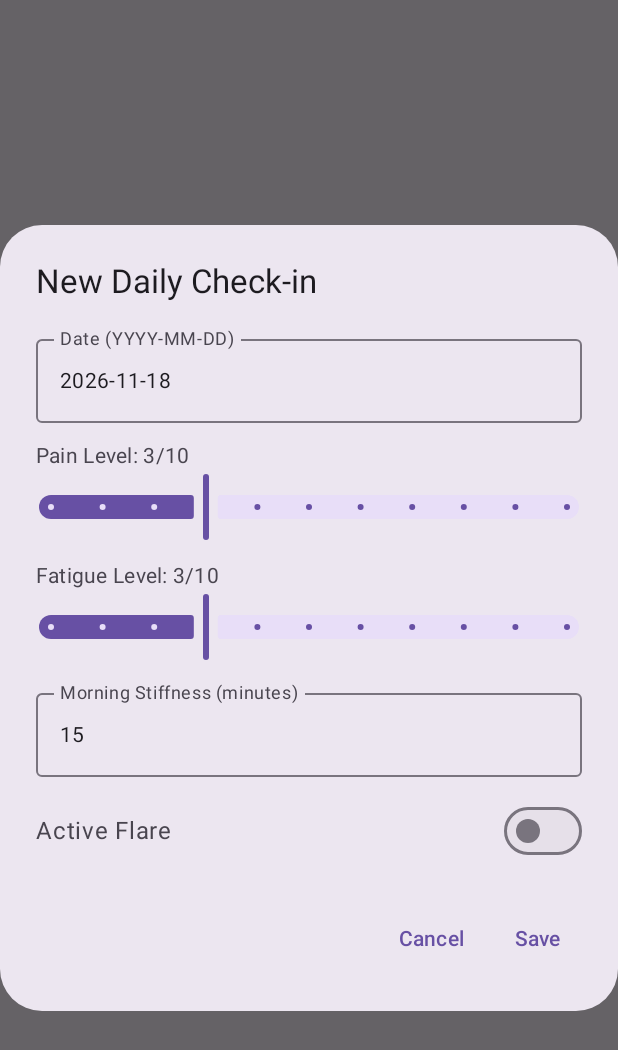
After one commit to Fhree/Enthes, an Android app built with Jetpack Compose: the composable QuickCheckinDialog shown on its own in the app's theme, on a phone screen of 412 x 824 dp. The commit adds this screen. Shown: the top 1050 px of the screen. Run offline under Robolectric (Android 15) with nearby library versions, the phone set to English and light mode, and no system bars.

Commit message:
feat(presentation): add quick check-in input dialog with floating action button

```diff
--- a/shared/src/commonMain/kotlin/com/enthes/presentation/dashboard/DashboardScreen.kt
+++ b/shared/src/commonMain/kotlin/com/enthes/presentation/dashboard/DashboardScreen.kt
@@ -8,6 +8,7 @@ import androidx.compose.foundation.layout.padding
 import androidx.compose.foundation.lazy.LazyColumn
 import androidx.compose.foundation.lazy.items
 import androidx.compose.material3.CircularProgressIndicator
+import androidx.compose.material3.FloatingActionButton
 import androidx.compose.material3.MaterialTheme
 import androidx.compose.material3.Scaffold
 import androidx.compose.material3.SnackbarHost
@@ -18,13 +19,16 @@ import androidx.compose.material3.TopAppBarDefaults
 import androidx.compose.runtime.Composable
 import androidx.compose.runtime.LaunchedEffect
 import androidx.compose.runtime.getValue
+import androidx.compose.runtime.mutableStateOf
 import androidx.compose.runtime.remember
+import androidx.compose.runtime.setValue
 import androidx.compose.ui.Alignment
 import androidx.compose.ui.Modifier
 import androidx.compose.ui.unit.dp
 import androidx.lifecycle.compose.collectAsStateWithLifecycle
 import com.enthes.presentation.dashboard.components.ActivityItemCard
 import com.enthes.presentation.dashboard.components.EmptyDashboardPlaceholder
+import com.enthes.presentation.dashboard.components.QuickCheckinDialog
 import org.koin.compose.viewmodel.koinViewModel
 
 @Composable
@@ -48,12 +52,23 @@ fun DashboardContent(
     modifier: Modifier = Modifier,
 ) {
     val snackbarHostState = remember { SnackbarHostState() }
+    var showCheckinDialog by remember { mutableStateOf(value = false) }
 
     if ((state is DashboardUiState.Success) && (state.errorMessage != null)) {
         LaunchedEffect(state.errorMessage) {
             snackbarHostState.showSnackbar(message = state.errorMessage)
             onEvent(DashboardEvent.OnDismissError)
         }
+    }
+
+    if (showCheckinDialog) {
+        QuickCheckinDialog(
+            onDismissRequest = { showCheckinDialog = false },
+            onSaveCheckin = { activity ->
+                showCheckinDialog = false
+                onEvent(DashboardEvent.OnSaveCheckin(activity))
+            },
+        )
     }
 
     Scaffold(
@@ -66,6 +81,16 @@ fun DashboardContent(
                     titleContentColor = MaterialTheme.colorScheme.onSurface,
                 ),
             )
+        },
+        floatingActionButton = {
+            FloatingActionButton(
+                onClick = { showCheckinDialog = true },
+            ) {
+                Text(
+                    text = "+",
+                    style = MaterialTheme.typography.headlineMedium,
+                )
+            }
         },
         snackbarHost = { SnackbarHost(snackbarHostState) },
     ) { paddingValues ->
--- /dev/null
+++ b/shared/src/commonMain/kotlin/com/enthes/presentation/dashboard/components/QuickCheckinDialog.kt
@@ -0,0 +1,150 @@
+package com.enthes.presentation.dashboard.components
+
+import androidx.compose.foundation.layout.Arrangement
+import androidx.compose.foundation.layout.Column
+import androidx.compose.foundation.layout.Row
+import androidx.compose.foundation.layout.fillMaxWidth
+import androidx.compose.foundation.rememberScrollState
+import androidx.compose.foundation.text.KeyboardOptions
+import androidx.compose.foundation.verticalScroll
+import androidx.compose.material3.AlertDialog
+import androidx.compose.material3.MaterialTheme
+import androidx.compose.material3.OutlinedTextField
+import androidx.compose.material3.Slider
+import androidx.compose.material3.Switch
+import androidx.compose.material3.Text
+import androidx.compose.material3.TextButton
+import androidx.compose.runtime.Composable
+import androidx.compose.runtime.getValue
+import androidx.compose.runtime.mutableFloatStateOf
+import androidx.compose.runtime.mutableStateOf
+import androidx.compose.runtime.remember
+import androidx.compose.runtime.setValue
+import androidx.compose.ui.Alignment
+import androidx.compose.ui.Modifier
+import androidx.compose.ui.text.input.KeyboardType
+import androidx.compose.ui.unit.dp
+import com.enthes.domain.model.DiseaseActivity
+import kotlin.math.roundToInt
+import kotlin.uuid.ExperimentalUuidApi
+import kotlin.uuid.Uuid
+
+@OptIn(ExperimentalUuidApi::class)
+@Composable
+fun QuickCheckinDialog(
+    onDismissRequest: () -> Unit,
+    onSaveCheckin: (DiseaseActivity) -> Unit,
+    modifier: Modifier = Modifier,
+) {
+    var entryDate by remember { mutableStateOf("2026-11-18") }
+    var painLevel by remember { mutableFloatStateOf(3f) }
+    var fatigueLevel by remember { mutableFloatStateOf(3f) }
+    var stiffnessMinutes by remember { mutableStateOf("15") }
+    var hasActiveFlare by remember { mutableStateOf(value = false) }
+
+    AlertDialog(
+        onDismissRequest = onDismissRequest,
+        modifier = modifier,
+        title = {
+            Text(
+                text = "New Daily Check-in",
+                style = MaterialTheme.typography.titleLarge,
+            )
+        },
+        text = {
+            Column(
+                modifier = Modifier
+                    .fillMaxWidth()
+                    .verticalScroll(rememberScrollState()),
+                verticalArrangement = Arrangement.spacedBy(12.dp),
+            ) {
+                OutlinedTextField(
+                    value = entryDate,
+                    onValueChange = { entryDate = it },
+                    label = { Text("Date (YYYY-MM-DD)") },
+                    singleLine = true,
+                    modifier = Modifier.fillMaxWidth(),
+                )
+
+                Column {
+                    Text(
+                        text = "Pain Level: ${painLevel.roundToInt()}/10",
+                        style = MaterialTheme.typography.bodyMedium,
+                    )
+                    Slider(
+                        value = painLevel,
+                        onValueChange = { painLevel = it },
+                        valueRange = 0f..10f,
+                        steps = 9,
+                        modifier = Modifier.fillMaxWidth(),
+                    )
+                }
+
+                Column {
+                    Text(
+                        text = "Fatigue Level: ${fatigueLevel.roundToInt()}/10",
+                        style = MaterialTheme.typography.bodyMedium,
+                    )
+                    Slider(
+                        value = fatigueLevel,
+                        onValueChange = { fatigueLevel = it },
+                        valueRange = 0f..10f,
+                        steps = 9,
+                        modifier = Modifier.fillMaxWidth(),
+                    )
+                }
+
+                OutlinedTextField(
+                    value = stiffnessMinutes,
+                    onValueChange = { input ->
+                        if (input.all { it.isDigit() }) {
+                            stiffnessMinutes = input
+                        }
+                    },
+                    label = { Text("Morning Stiffness (minutes)") },
+                    keyboardOptions = KeyboardOptions(keyboardType = KeyboardType.Number),
+                    singleLine = true,
+                    modifier = Modifier.fillMaxWidth(),
+                )
+
+                Row(
+                    modifier = Modifier.fillMaxWidth(),
+                    horizontalArrangement = Arrangement.SpaceBetween,
+                    verticalAlignment = Alignment.CenterVertically,
+                ) {
+                    Text(
+                        text = "Active Flare",
+                        style = MaterialTheme.typography.bodyLarge,
+                    )
+                    Switch(
+                        checked = hasActiveFlare,
+                        onCheckedChange = { hasActiveFlare = it },
+                    )
+                }
+            }
+        },
+        confirmButton = {
+            TextButton(
+                onClick = {
+                    val activity = DiseaseActivity(
+                        id = Uuid.random().toString(),
+                        entryDate = entryDate.ifBlank { "2026-11-18" },
+                        morningStiffnessMinutes = stiffnessMinutes.toIntOrNull() ?: 0,
+                        globalPainLevel = painLevel.roundToInt().coerceIn(0, 10),
+                        fatigueLevel = fatigueLevel.roundToInt().coerceIn(0, 10),
+                        hasActiveFlare = hasActiveFlare,
+                        createdAt = kotlin.time.Clock.System.now().toEpochMilliseconds(),
+                    )
+                    onSaveCheckin(activity)
+                },
+            ) {
+                Text("Save")
+            }
+        },
+        dismissButton = {
+            TextButton(onClick = onDismissRequest) {
+                Text("Cancel")
+            }
+        },
+    )
+}
```
